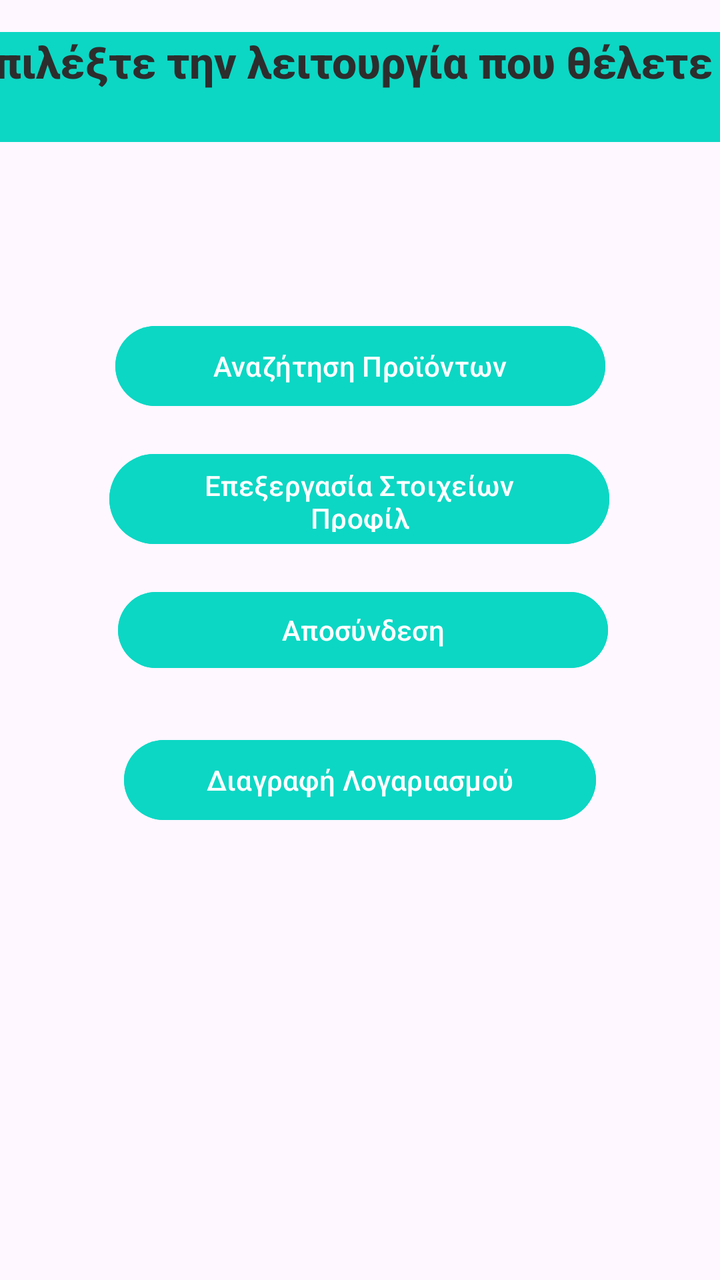
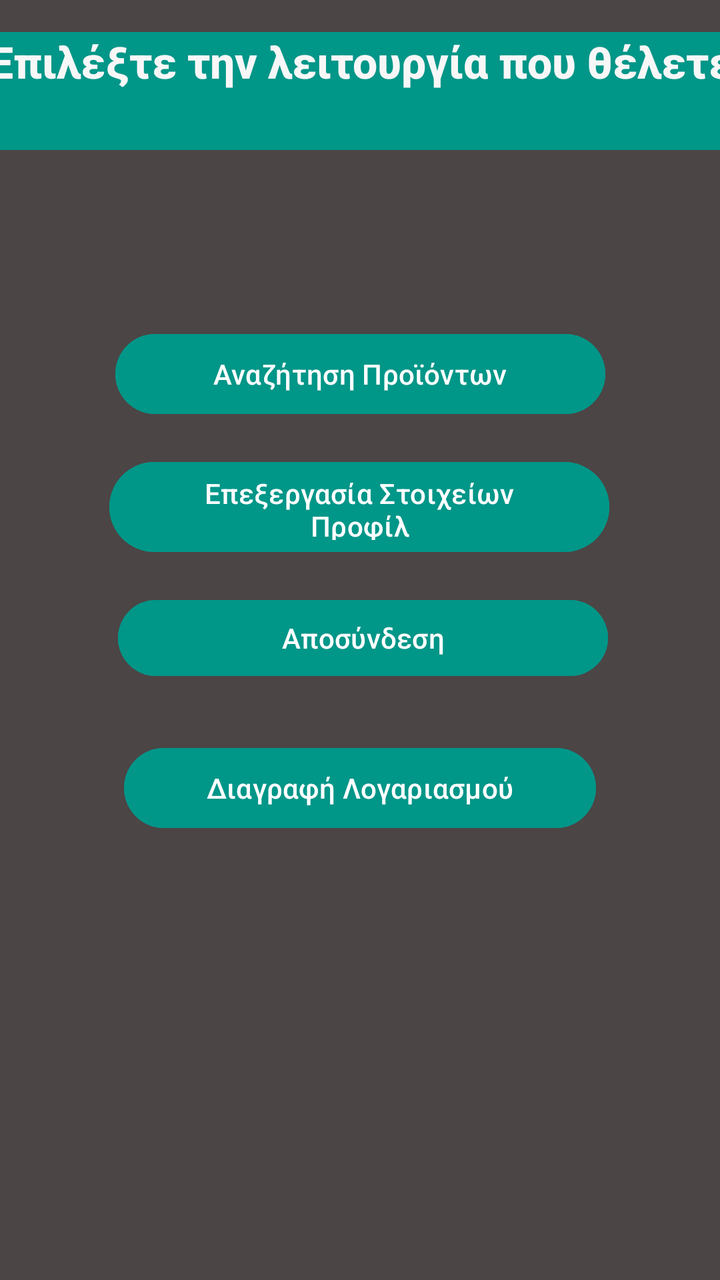

Compare the two renders of this Android layout. The source of the first and the diff that turns it into the second are given below.
<!-- AndroidManifest.xml: application theme Theme.Team21 -->
<!-- res/layout/activity_customer_home_page.xml -->
<?xml version="1.0" encoding="utf-8"?>
<androidx.constraintlayout.widget.ConstraintLayout xmlns:android="http://schemas.android.com/apk/res/android"
    xmlns:app="http://schemas.android.com/apk/res-auto"
    xmlns:tools="http://schemas.android.com/tools"
    android:id="@+id/activityCseDashboard"
    android:layout_width="match_parent"
    android:layout_height="match_parent"
    tools:context=".view.customer.CustomerHomePageActivity">

    <TextView
        android:id="@+id/txtCustomerHomePageHeader"
        android:layout_width="393dp"
        android:layout_height="55dp"

        android:layout_marginTop="16dp"

        android:background="#0CD7C4"
        android:backgroundTint="#0CD7C4"
        android:fontFamily="sans-serif-medium"
        android:text="Επιλέξτε την λειτουργία που θέλετε"
        android:textColor="#2D2D2D"
        android:textSize="22sp"
        android:textStyle="bold"
        app:layout_constraintEnd_toEndOf="parent"
        app:layout_constraintStart_toStartOf="parent"
        app:layout_constraintTop_toTopOf="parent"
        tools:ignore="UnknownId" />

    <Button
        android:id="@+id/btnCustomerHomePageFindProduct"
        android:layout_width="245dp"
        android:layout_height="48dp"
        android:layout_marginTop="88dp"
        android:backgroundTint="#0CD7C4"
        android:text="Αναζήτηση Προϊόντων"
        app:layout_constraintEnd_toEndOf="parent"
        app:layout_constraintStart_toStartOf="parent"
        app:layout_constraintTop_toBottomOf="@+id/txtCustomerHomePageHeader"
        app:strokeColor="#0CD7C4" />

    <Button
        android:id="@+id/btnCustomerHomePageEditData"
        android:layout_width="250dp"
        android:layout_height="53dp"
        android:layout_marginTop="16dp"
        android:backgroundTint="#0CD7C4"
        android:text="Επεξεργασία Στοιχείων Προφίλ"
        app:layout_constraintEnd_toEndOf="parent"
        app:layout_constraintHorizontal_bias="0.496"
        app:layout_constraintStart_toStartOf="parent"
        app:layout_constraintTop_toBottomOf="@+id/btnCustomerHomePageFindProduct" />

    <Button
        android:id="@+id/btnCustomerHomePageDisconnection"
        android:layout_width="245dp"
        android:layout_height="46dp"
        android:layout_marginTop="16dp"
        android:backgroundTint="#0CD7C4"
        android:text="Αποσύνδεση"
        app:layout_constraintEnd_toEndOf="parent"
        app:layout_constraintHorizontal_bias="0.512"
        app:layout_constraintStart_toStartOf="parent"
        app:layout_constraintTop_toBottomOf="@+id/btnCustomerHomePageEditData" />

    <Button
        android:id="@+id/btnCustomerHomePageDeleteaccount"
        android:layout_width="236dp"
        android:layout_height="48dp"
        android:layout_marginTop="28dp"
        android:backgroundTint="#0CD7C4"
        android:text="Διαγραφή Λογαριασμού"
        app:layout_constraintEnd_toEndOf="parent"
        app:layout_constraintStart_toStartOf="parent"
        app:layout_constraintTop_toBottomOf="@+id/btnCustomerHomePageDisconnection" />

</androidx.constraintlayout.widget.ConstraintLayout>
<!-- resources referenced by this layout -->
<resources>
  <style name="Theme.Team21" parent="Base.Theme.Team21" />
  <style name="Base.Theme.Team21" parent="Theme.Material3.DayNight.NoActionBar">
          
          
      </style>
</resources>

<!-- the commit's change to res/layout/activity_customer_home_page.xml (unified diff, before → after) -->
@@ -5,20 +5,22 @@
     android:id="@+id/activityCseDashboard"
     android:layout_width="match_parent"
     android:layout_height="match_parent"
+    android:background="#4B4545"
     tools:context=".view.customer.CustomerHomePageActivity">
 
     <TextView
         android:id="@+id/txtCustomerHomePageHeader"
-        android:layout_width="393dp"
-        android:layout_height="55dp"
+        android:layout_width="411dp"
+        android:layout_height="59dp"
 
         android:layout_marginTop="16dp"
 
-        android:background="#0CD7C4"
-        android:backgroundTint="#0CD7C4"
+        android:background="#009688"
+        android:backgroundTint="#009688"
         android:fontFamily="sans-serif-medium"
         android:text="Επιλέξτε την λειτουργία που θέλετε"
-        android:textColor="#2D2D2D"
+        android:textAlignment="center"
+        android:textColor="#F8F7F7"
         android:textSize="22sp"
         android:textStyle="bold"
         app:layout_constraintEnd_toEndOf="parent"
@@ -31,19 +33,18 @@
         android:layout_width="245dp"
         android:layout_height="48dp"
         android:layout_marginTop="88dp"
-        android:backgroundTint="#0CD7C4"
+        android:backgroundTint="#009688"
         android:text="Αναζήτηση Προϊόντων"
         app:layout_constraintEnd_toEndOf="parent"
         app:layout_constraintStart_toStartOf="parent"
-        app:layout_constraintTop_toBottomOf="@+id/txtCustomerHomePageHeader"
-        app:strokeColor="#0CD7C4" />
+        app:layout_constraintTop_toBottomOf="@+id/txtCustomerHomePageHeader" />
 
     <Button
         android:id="@+id/btnCustomerHomePageEditData"
         android:layout_width="250dp"
         android:layout_height="53dp"
         android:layout_marginTop="16dp"
-        android:backgroundTint="#0CD7C4"
+        android:backgroundTint="#009688"
         android:text="Επεξεργασία Στοιχείων Προφίλ"
         app:layout_constraintEnd_toEndOf="parent"
         app:layout_constraintHorizontal_bias="0.496"
@@ -55,7 +56,7 @@
         android:layout_width="245dp"
         android:layout_height="46dp"
         android:layout_marginTop="16dp"
-        android:backgroundTint="#0CD7C4"
+        android:backgroundTint="#009688"
         android:text="Αποσύνδεση"
         app:layout_constraintEnd_toEndOf="parent"
         app:layout_constraintHorizontal_bias="0.512"
@@ -67,7 +68,7 @@
         android:layout_width="236dp"
         android:layout_height="48dp"
         android:layout_marginTop="28dp"
-        android:backgroundTint="#0CD7C4"
+        android:backgroundTint="#009688"
         android:text="Διαγραφή Λογαριασμού"
         app:layout_constraintEnd_toEndOf="parent"
         app:layout_constraintStart_toStartOf="parent"
